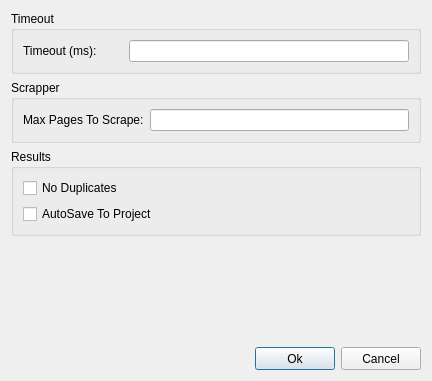
3nock/OTE, file sub3suite/src/Dialogs/PassiveConfigDialog.ui: the form before one commit.
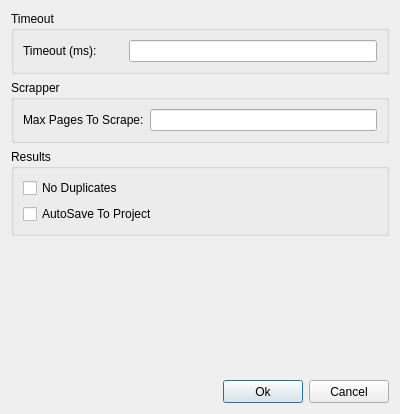
The form after the commit. Icons and pictures are not drawn.

What changed in the file:
```diff
--- a/sub3suite/src/Dialogs/PassiveConfigDialog.ui
+++ b/sub3suite/src/Dialogs/PassiveConfigDialog.ui
@@ -6,8 +6,8 @@
    <rect>
     <x>0</x>
     <y>0</y>
-    <width>432</width>
-    <height>381</height>
+    <width>400</width>
+    <height>414</height>
    </rect>
   </property>
   <property name="sizePolicy">
@@ -18,7 +18,7 @@
   </property>
   <property name="minimumSize">
    <size>
-    <width>400</width>
+    <width>0</width>
     <height>0</height>
    </size>
   </property>
```
